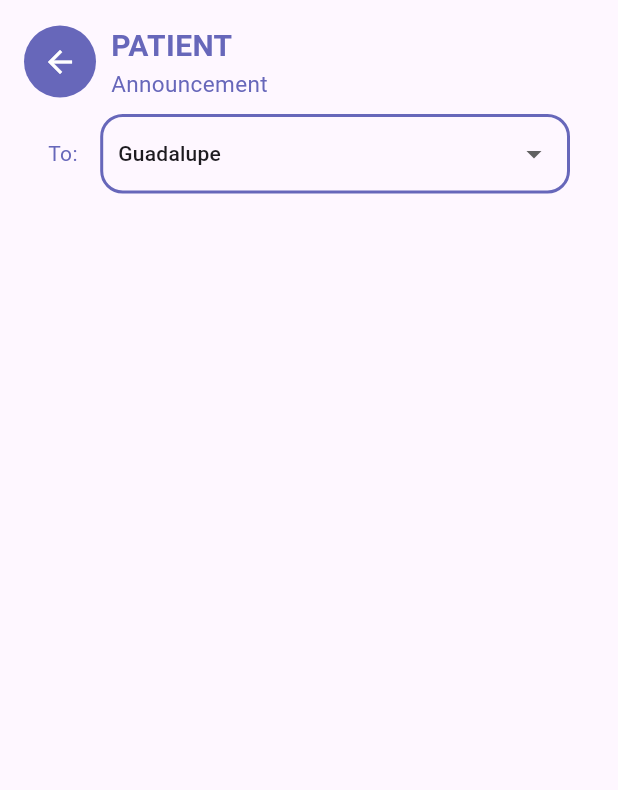
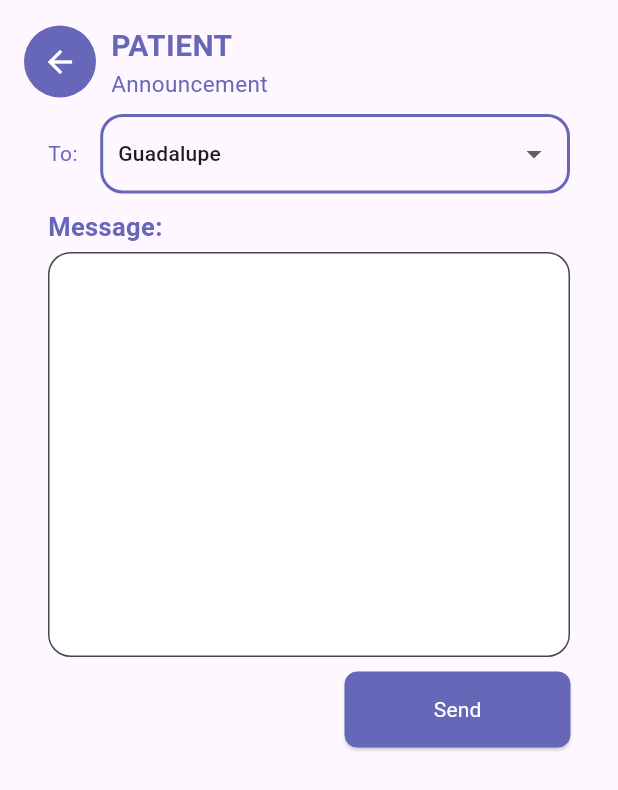
Before and after one commit to Orekidesu/Mobile-Health-App-Tambag, a Flutter app: the smsSender screen opened directly, on a phone screen of 412 x 824 dp. Shown: the top 790 px of the screen. Run offline on Flutter 3.47's test engine with Material 3 defaults, Android fonts, the phone set to English and light mode, and no system bars; our stand-ins replace cloud_firestore, firebase_auth, firebase_core, flutter_slidable, fluttertoast, font_awesome_flutter and 1 more; accounts and stored records are empty; Roboto replaces fonts that are missing (Arial).

Commit message:
New Screen Updates

```diff
--- a/lib/Custom_Widgets/Custom_TextField.dart
+++ b/lib/Custom_Widgets/Custom_TextField.dart
@@ -8,6 +8,7 @@ class CustomTextField extends StatelessWidget {
   final double textFieldHeight;
   final double borderRadius;
   final bool obscureText;
+  final int? maxLines;
 
   const CustomTextField({
     super.key,
@@ -17,6 +18,7 @@ class CustomTextField extends StatelessWidget {
     this.textFieldHeight = 5.0,
     this.borderRadius = 15.0,
     this.obscureText = false,
+    this.maxLines = 1,
   });
 
   @override
@@ -38,6 +40,7 @@ class CustomTextField extends StatelessWidget {
         TextField(
           controller: controller,
           obscureText: obscureText,
+          maxLines: maxLines,
           decoration: InputDecoration(
             filled: true,
             fillColor: Colors.white,
@@ -48,11 +51,13 @@ class CustomTextField extends StatelessWidget {
                 width: 4,
               ),
             ),
-            contentPadding: const EdgeInsets.symmetric(
-                horizontal: 15.0), // Adjust the vertical padding
+            contentPadding: const EdgeInsets.all(
+              15
+            ),
           ),
           // Additional properties for the TextField can be added here
         ),
+
       ],
     );
   }
--- a/lib/Screen/SmsSender.dart
+++ b/lib/Screen/SmsSender.dart
@@ -4,7 +4,9 @@ import 'package:Tambag_Health_App/Custom_Widgets/Custom_dropdown.dart';
 import 'package:Tambag_Health_App/constants/light_constants.dart';
 import 'package:flutter/material.dart';
 
+import '../Custom_Widgets/CustomActionButton.dart';
 import '../Custom_Widgets/Custom_Appbar.dart';
+import '../Custom_Widgets/Custom_TextField.dart';
 import '../functions/custom_functions.dart';
 import 'Dashboard.dart';
 
@@ -15,8 +17,9 @@ class smsSender extends StatefulWidget {
   State<smsSender> createState() => _smsSenderState();
 }
 
+TextEditingController messageController = TextEditingController();
 String selectedBrgy = 'Guadalupe';
-List<String> Brgy = ['Guadalupe', 'Patag', 'Gabas'];
+List<String> Brgy = ['Guadalupe', 'Patag', 'Gabas','All'];
 
 class _smsSenderState extends State<smsSender> {
   @override
@@ -46,7 +49,7 @@ class _smsSenderState extends State<smsSender> {
                       Row(
                         children: [
                           const Text('To:',style: TextStyle(color: periwinkleColor),),
-                          SizedBox(width: 15,),
+                          const SizedBox(width: 15,),
                           Expanded(
                             child: CustomDropdown(
                                         items: Brgy,
@@ -60,6 +63,24 @@ class _smsSenderState extends State<smsSender> {
                           ),
                         ],
                       ),
+                      const SizedBox(height: 10,),
+                      CustomTextField(
+                              controller: messageController,
+                              labelText: 'Message:',
+                              maxLines: 10,
+                      ),
+                      const SizedBox(height: 10,),
+                      Row(
+                        mainAxisAlignment: MainAxisAlignment.end,
+                        children: [
+                          CustomActionButton(
+                                          onPressed: () {
+
+                                          },
+                                          buttonText: "Send",
+                                        ),
+                        ],
+                      )
                     ],
                   ),
                 ))
```
